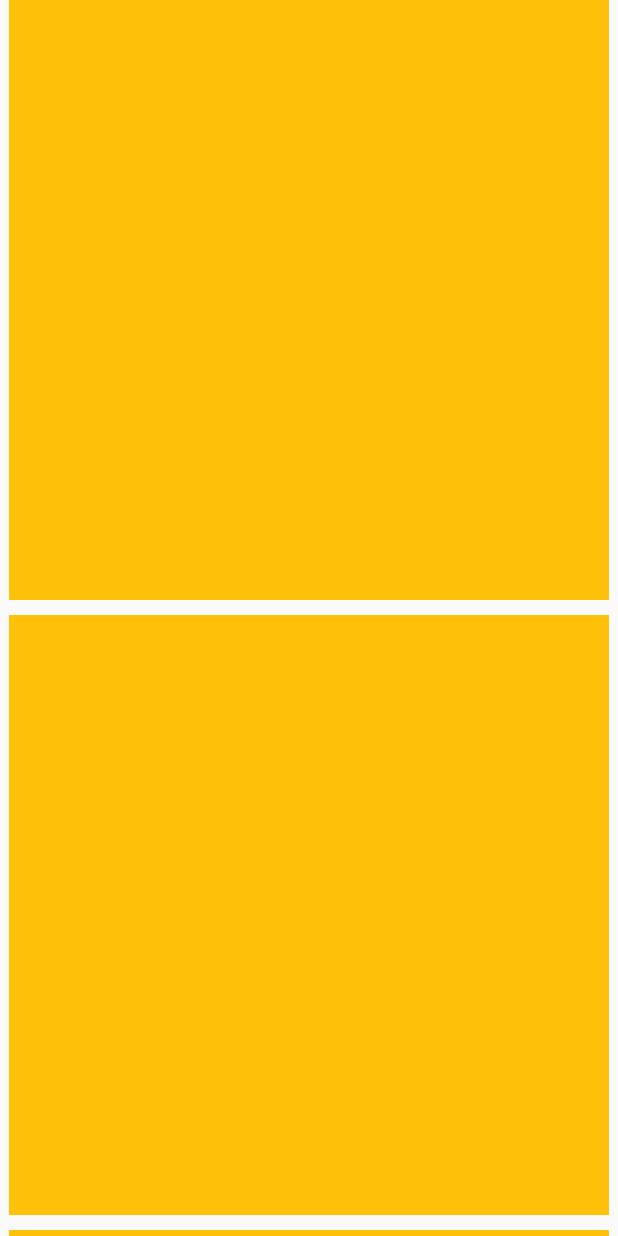
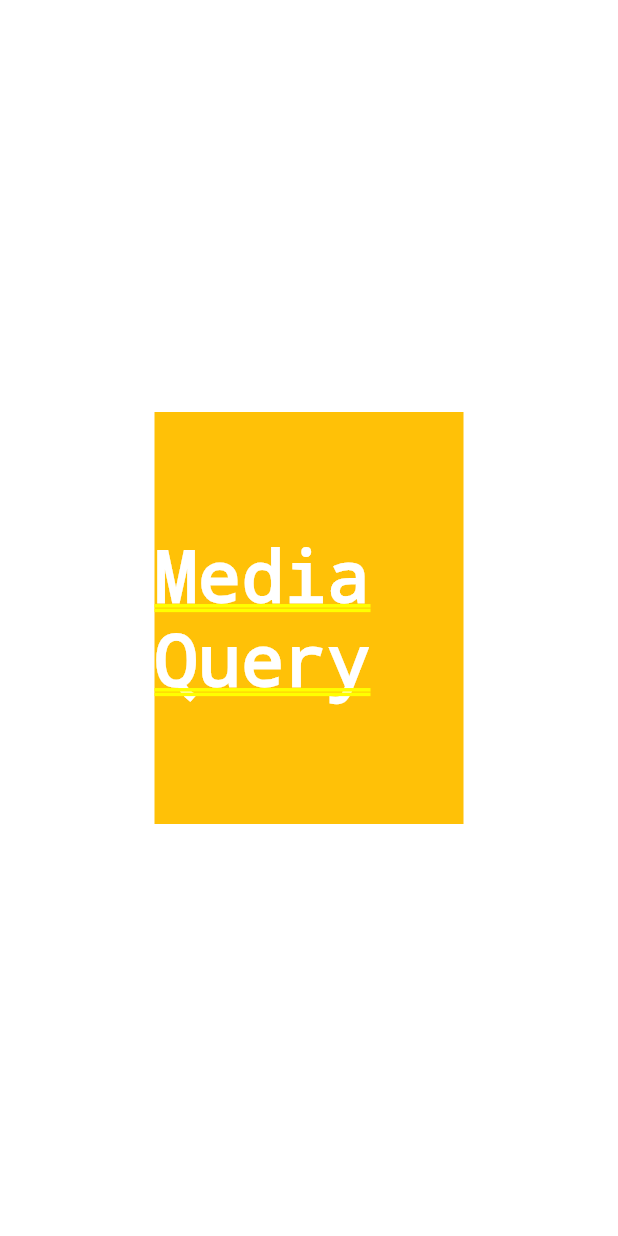
Before and after one commit to arifmia1129/flutter-widget, a Flutter app: the screen it shows after launch, on a phone screen of 412 x 824 dp. Run offline on Flutter 3.47's test engine with Material 2 defaults, Android fonts, the light colour scheme and no system bars.

Commit message:
media query

```diff
--- a/lib/main.dart
+++ b/lib/main.dart
@@ -7,41 +7,29 @@ class MyApp extends StatelessWidget {
 
   @override
   Widget build(BuildContext context) {
-    return MaterialApp(
-        debugShowCheckedModeBanner: false,
-        home: Scaffold(
-          body: ListView(
-            children: [
-              Column(
-                children: [
-                  Container(
-                    height: 400,
-                    width: 400,
-                    color: Colors.amber,
-                  ),
-                  SizedBox(
-                    height: 10,
-                  ),
-                  Container(
-                    height: 400,
-                    width: 400,
-                    color: Colors.amber,
-                  ),
-                  SizedBox(
-                    height: 10,
-                  ),
-                  Container(
-                    height: 400,
-                    width: 400,
-                    color: Colors.amber,
-                  ),
-                  SizedBox(
-                    height: 10,
-                  ),
-                ],
-              ),
-            ],
-          ),
-        ));
+    return MaterialApp(debugShowCheckedModeBanner: false, home: HomePage());
   }
 }
+
+class HomePage extends StatelessWidget {
+  HomePage({super.key});
+
+  @override
+  Widget build(BuildContext context) {
+    var height = MediaQuery.of(context).size.height;
+    var width = MediaQuery.of(context).size.width;
+
+    return Center(
+      child: Container(
+        height: height / 3,
+        width: width / 2,
+        color: Colors.amber,
+        child: Text(
+          "Media Query",
+          style: TextStyle(color: Colors.white),
+        ),
+        alignment: Alignment.center,
+      ),
+    );
+  }
+}
```
